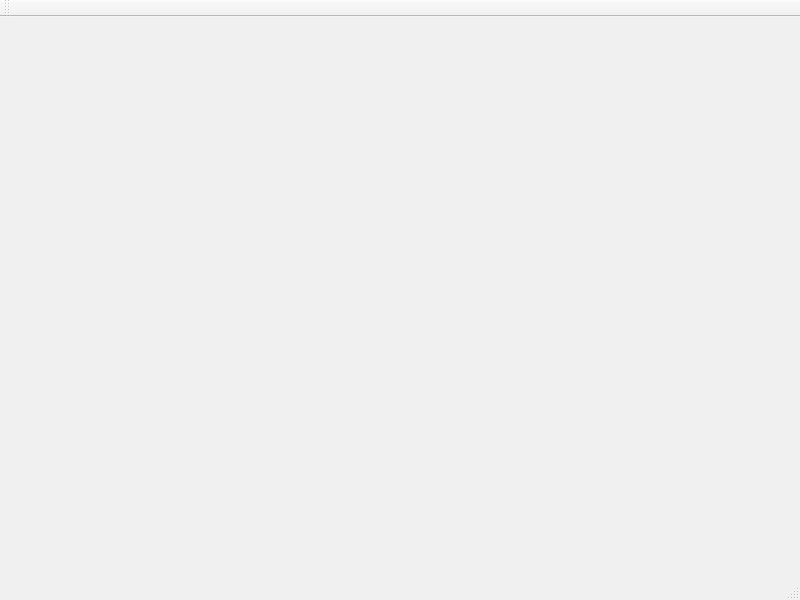
The window that src/gui/network/netviewer.ui (a-ilin/vidalia) describes before a commit, drawn with Qt 5.
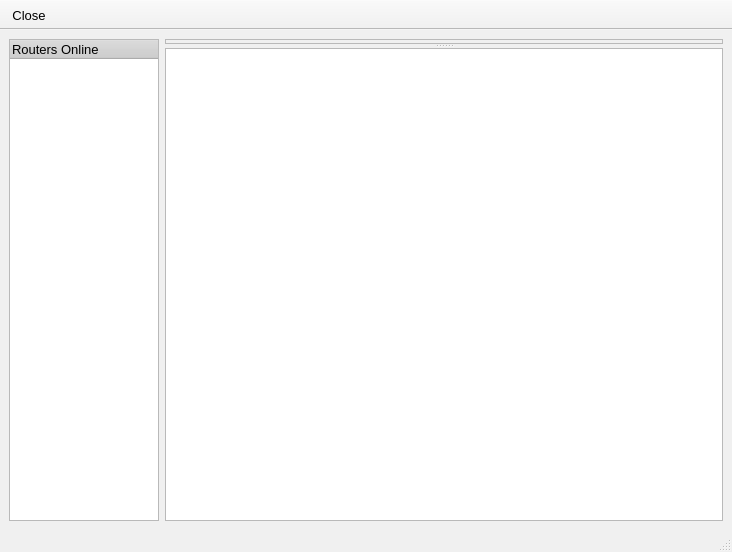
The same window after the commit. Icons and pictures are not drawn.

Patch:
```diff
--- a/src/gui/network/netviewer.ui
+++ b/src/gui/network/netviewer.ui
@@ -8,8 +8,8 @@
    <rect>
     <x>0</x>
     <y>0</y>
-    <width>800</width>
-    <height>600</height>
+    <width>732</width>
+    <height>552</height>
    </rect>
   </property>
   <property name="palette" >
@@ -300,25 +300,145 @@
   <property name="toolButtonStyle" >
    <enum>Qt::ToolButtonTextUnderIcon</enum>
   </property>
-  <widget class="QWidget" name="centralwidget" />
+  <widget class="QWidget" name="centralwidget" >
+   <layout class="QHBoxLayout" >
+    <property name="margin" >
+     <number>9</number>
+    </property>
+    <property name="spacing" >
+     <number>6</number>
+    </property>
+    <item>
+     <widget class="QTreeWidget" name="treeRouterList" >
+      <property name="sizePolicy" >
+       <sizepolicy>
+        <hsizetype>0</hsizetype>
+        <vsizetype>7</vsizetype>
+        <horstretch>0</horstretch>
+        <verstretch>0</verstretch>
+       </sizepolicy>
+      </property>
+      <property name="minimumSize" >
+       <size>
+        <width>150</width>
+        <height>0</height>
+       </size>
+      </property>
+      <property name="maximumSize" >
+       <size>
+        <width>150</width>
+        <height>16777215</height>
+       </size>
+      </property>
+      <property name="contextMenuPolicy" >
+       <enum>Qt::NoContextMenu</enum>
+      </property>
+      <property name="statusTip" >
+       <string>Here's where I figure we'll list out all the Tor routers we know about, perhaps with color coded status icons</string>
+      </property>
+      <column>
+       <property name="text" >
+        <string>Routers Online</string>
+       </property>
+      </column>
+     </widget>
+    </item>
+    <item>
+     <widget class="QSplitter" name="splitter" >
+      <property name="orientation" >
+       <enum>Qt::Vertical</enum>
+      </property>
+      <property name="childrenCollapsible" >
+       <bool>false</bool>
+      </property>
+      <widget class="QFrame" name="frmMap" >
+       <property name="statusTip" >
+        <string>This is the OpenGL widget from hell</string>
+       </property>
+       <property name="frameShape" >
+        <enum>QFrame::StyledPanel</enum>
+       </property>
+       <property name="frameShadow" >
+        <enum>QFrame::Raised</enum>
+       </property>
+       <layout class="QVBoxLayout" >
+        <property name="margin" >
+         <number>0</number>
+        </property>
+        <property name="spacing" >
+         <number>0</number>
+        </property>
+        <item>
+         <layout class="QGridLayout" >
+          <property name="margin" >
+           <number>0</number>
+          </property>
+          <property name="spacing" >
+           <number>0</number>
+          </property>
+         </layout>
+        </item>
+       </layout>
+      </widget>
+      <widget class="QTextBrowser" name="textRouterInfo" >
+       <property name="contextMenuPolicy" >
+        <enum>Qt::NoContextMenu</enum>
+       </property>
+       <property name="statusTip" >
+        <string>Information about the selected Tor router will go here, generating html is easier than managing explicit labels</string>
+       </property>
+       <property name="acceptRichText" >
+        <bool>true</bool>
+       </property>
+      </widget>
+     </widget>
+    </item>
+   </layout>
+  </widget>
   <widget class="QStatusBar" name="statusbar" >
    <property name="geometry" >
     <rect>
      <x>0</x>
-     <y>581</y>
-     <width>800</width>
-     <height>19</height>
+     <y>530</y>
+     <width>732</width>
+     <height>22</height>
     </rect>
    </property>
   </widget>
   <widget class="QToolBar" name="toolBar" >
+   <property name="contextMenuPolicy" >
+    <enum>Qt::NoContextMenu</enum>
+   </property>
+   <property name="movable" >
+    <bool>false</bool>
+   </property>
    <property name="orientation" >
     <enum>Qt::Horizontal</enum>
    </property>
    <attribute name="toolBarArea" >
     <number>4</number>
    </attribute>
+   <addaction name="actionClose" />
   </widget>
+  <action name="actionClose" >
+   <property name="icon" >
+    <iconset resource="../res/vidalia_common.qrc" >:/images/16x16/emblem-unreadable.png</iconset>
+   </property>
+   <property name="text" >
+    <string>Close</string>
+   </property>
+   <property name="font" >
+    <font>
+     <family>Arial</family>
+     <pointsize>10</pointsize>
+     <weight>50</weight>
+     <italic>false</italic>
+     <bold>false</bold>
+     <underline>false</underline>
+     <strikeout>false</strikeout>
+    </font>
+   </property>
+  </action>
  </widget>
  <pixmapfunction></pixmapfunction>
  <resources>
```
Left out of the diff: 19 changed lines with no effect on the pictures.
